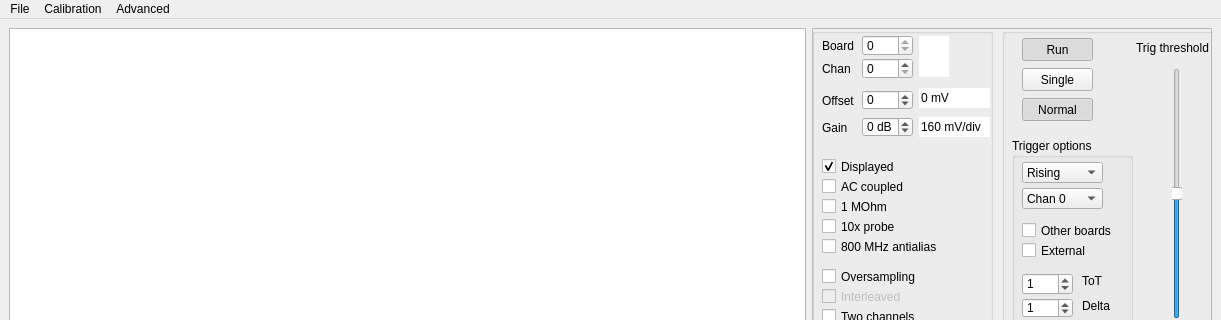
Old version of the form software/HaasoscopePro.ui in the repository drandyhaas/HaasoscopePro; both pictures show x 0 to 1221 and y 0 to 320 of the 1221 by 800 pixel window.
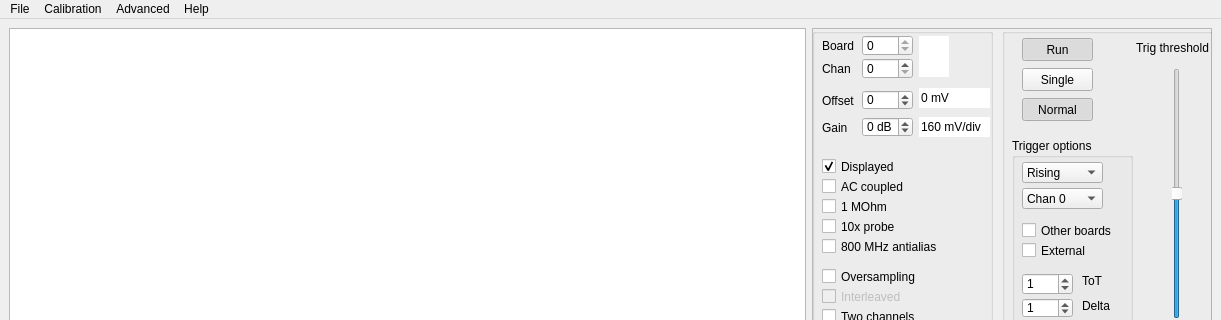
New version of the form. Custom widgets are drawn as their Qt base class.

Commit message: Help / About

What changed in the file:
```diff
--- a/software/HaasoscopePro.ui
+++ b/software/HaasoscopePro.ui
@@ -1932,9 +1932,16 @@
     <addaction name="actionForce_switch_clocks"/>
     <addaction name="actionToggle_PLL_controls"/>
    </widget>
+   <widget class="QMenu" name="menuHelp">
+    <property name="title">
+     <string>Help</string>
+    </property>
+    <addaction name="actionAbout"/>
+   </widget>
    <addaction name="menuFile"/>
    <addaction name="menuCalibration"/>
    <addaction name="menuOther"/>
+   <addaction name="menuHelp"/>
   </widget>
   <widget class="QStatusBar" name="statusBar">
    <property name="autoFillBackground">
```
Left out of the diff: 2 changed lines with no effect on the pictures.
